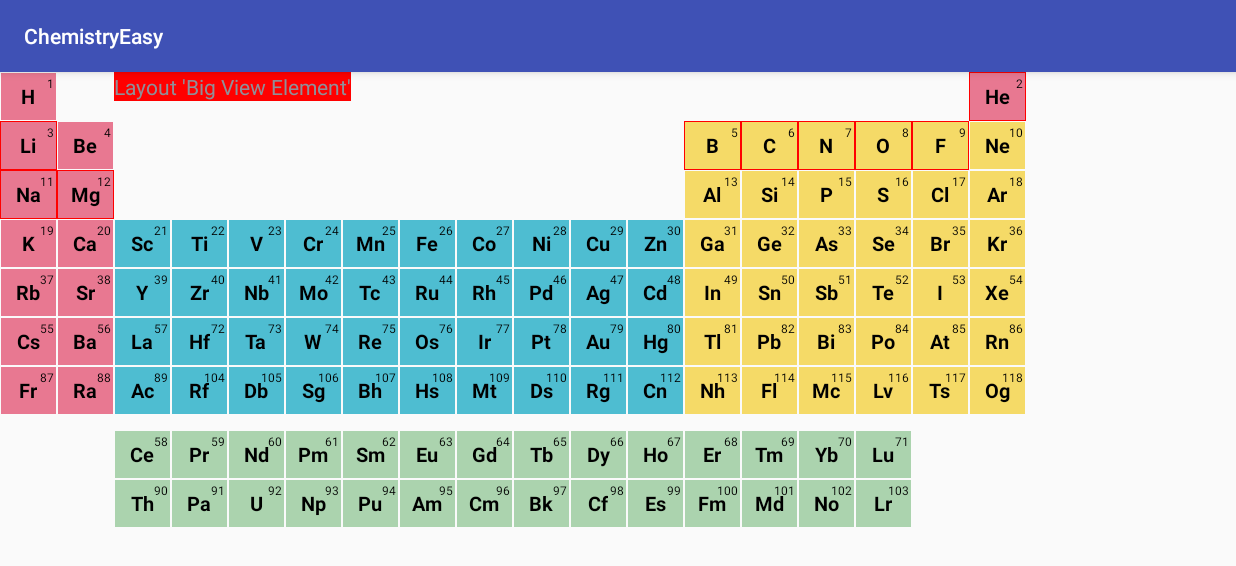
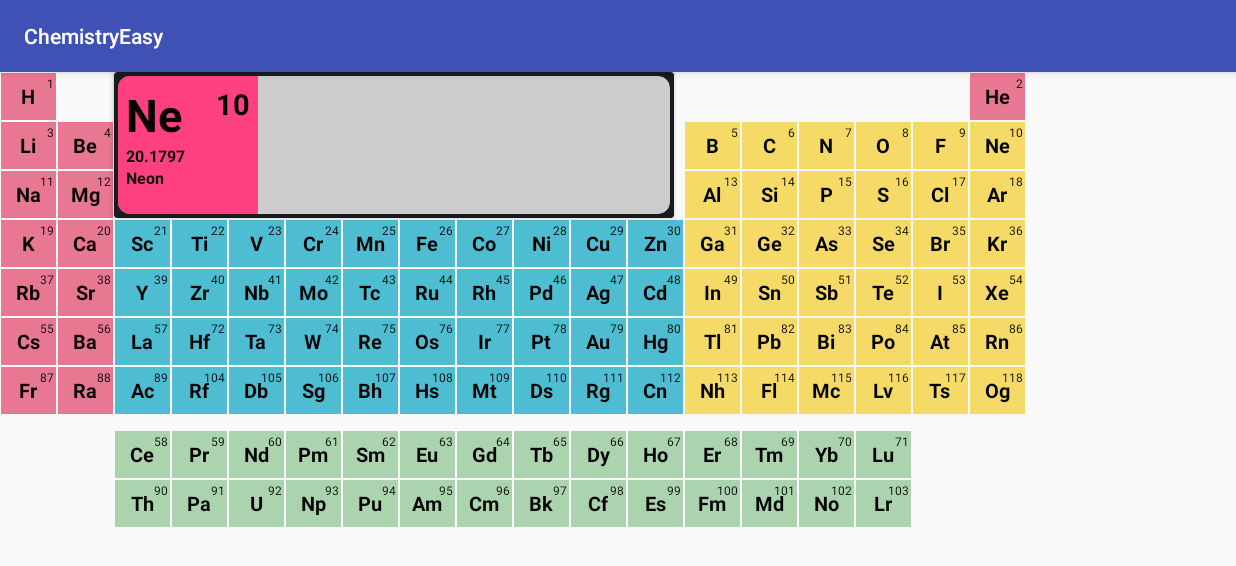
Before and after one commit to mikebutrimov/ChemistryEasy, an Android app: the screen it shows after launch (MainActivity), on a phone screen of 824 x 412 dp (held sideways). Shown: the top 566 px of the screen. Run offline under Robolectric (Android 15) with nearby library versions, the phone set to English and light mode, and no system bars; our stand-ins replace sdp/ssp sizes.

Commit message:
Need to onClickListener. I'm add BigViewController

```diff
--- a/app/build.gradle
+++ b/app/build.gradle
@@ -28,4 +28,5 @@ dependencies {
     compile 'com.android.support.constraint:constraint-layout:1.0.2'
     compile 'com.intuit.sdp:sdp-android:1.0.4'
     testCompile 'junit:junit:4.12'
+    compile 'com.android.support:cardview-v7:25.3.1'
 }
--- /dev/null
+++ b/app/src/main/java/org/unhack/chemistryeasy/BigViewController.java
@@ -0,0 +1,55 @@
+package org.unhack.chemistryeasy;
+
+import android.content.Context;
+import android.support.v7.widget.CardView;
+import android.view.LayoutInflater;
+import android.widget.TextView;
+
+import org.unhack.chemistryeasy.elements.ChemElement;
+import org.unhack.chemistryeasy.elements.ChemElementContainer;
+
+
+/**
+ * Created by XXX on 18.07.2017.
+ */
+
+public class BigViewController extends CardView {
+    TextView symbol,number,mass,native_name,second_name;
+    CardView big_view_layout;
+    ChemElementContainer container;
+
+    public BigViewController(Context context) {
+        super(context);
+        init();
+    }
+    private void init()
+    {
+        LayoutInflater inflater = (LayoutInflater) getContext().getSystemService(Context.LAYOUT_INFLATER_SERVICE);
+        inflater.inflate(R.layout.big_view_element, this);
+        symbol = (TextView)findViewById(R.id.big_symbol);
+        number = (TextView) findViewById(R.id.big_number);
+        big_view_layout = (CardView) findViewById(R.id.big_view);
+        mass = (TextView) findViewById(R.id.big_mass);
+        native_name = (TextView) findViewById(R.id.big_native_name);
+        second_name = (TextView) findViewById(R.id.second_name);
+        container = new ChemElementContainer(getContext());
+        container.initFromDb(getContext());
+        start_page();
+    }
+    private void start_page()
+    {
+        // Start page here.
+    }
+
+    public void setElementToView(int element_number)
+    {
+        ChemElement el = container.getElementByNumber(element_number);
+        symbol.setText(el.getElementSymbol());
+        number.setText(String.valueOf(el.getElementNumber()));
+        mass.setText(String.valueOf(el.getAtomicWeight()));
+        native_name.setText(el.getElementNativeName());
+        // second name
+
+    }
+    public BigViewController get(){return this;}
+}
--- a/app/src/main/java/org/unhack/chemistryeasy/MainActivity.java
+++ b/app/src/main/java/org/unhack/chemistryeasy/MainActivity.java
@@ -4,11 +4,13 @@ import android.graphics.Color;
 import android.support.v7.app.ActionBar;
 import android.support.v7.app.AppCompatActivity;
 import android.os.Bundle;
+import android.support.v7.widget.CardView;
 import android.text.TextUtils;
 import android.util.DisplayMetrics;
 import android.util.Log;
 import android.view.Display;
 import android.view.Gravity;
+import android.view.View;
 import android.view.ViewGroup;
 import android.widget.GridLayout;
 import android.widget.GridView;
@@ -27,6 +29,7 @@ import java.util.ArrayList;
 import java.util.HashMap;
 
 public class MainActivity extends AppCompatActivity {
+    BigViewController big_view;
     @Override
     protected void onCreate(Bundle savedInstanceState) {
         super.onCreate(savedInstanceState);
@@ -39,20 +42,16 @@ public class MainActivity extends AppCompatActivity {
             Log.d("DB", "problem, db was not inited well");
         }
         Ui_init();
-
     }
 
-    public void Ui_init()
-    {/** --------------- UI ----------- */
+    /** --------------- UI ----------- */
+    public void Ui_init(){
         ChemElementContainer allElementsContainer = new ChemElementContainer(getApplicationContext());
         allElementsContainer.initFromDb(getApplicationContext());
-        TextView textView = new TextView(getApplicationContext());
-        textView.setBackgroundColor(Color.RED);
-        textView.setText("Layout 'Big View Element'");
-        RelativeLayout big_view = new RelativeLayout(getApplicationContext());
+
+        big_view = new BigViewController(getApplicationContext());
+        big_view.setElementToView(10);
         big_view.setLayoutParams(new GridLayout.LayoutParams(GridLayout.spec(0,3), GridLayout.spec(2,10)));
-        big_view.addView(textView);
-
 
         Space space = new Space(getApplicationContext());
         Space space2 = new Space(getApplicationContext());
@@ -84,12 +83,8 @@ public class MainActivity extends AppCompatActivity {
         HashMap el = allElementsContainer.getFilteredElements(r);
         for(int i = 0; i < el.size(); i++) {
             ChemElement s = (ChemElement) el.get(r[i]);
-            s.setBackgroundColor(Color.RED);
-
+            //s.setBackgroundColor(Color.RED);
         }
 
-
     }
-
-
 }
--- a/app/src/main/java/org/unhack/chemistryeasy/elements/ChemElement.java
+++ b/app/src/main/java/org/unhack/chemistryeasy/elements/ChemElement.java
@@ -98,8 +98,7 @@ public class ChemElement extends RelativeLayout implements iChemElement {
     public void setNativeName(String name) {this.native_name = name; first_name_view.setText(name);}
 
     /** Block */
-    public String getBlockName(){return this.block;
-    }
+    public String getBlockName(){return this.block;}
     public void setBlockName(String block) {this.block = block;}
     public void colorise()
     {
--- a/app/src/main/java/org/unhack/chemistryeasy/elements/ChemElementContainer.java
+++ b/app/src/main/java/org/unhack/chemistryeasy/elements/ChemElementContainer.java
@@ -1,12 +1,11 @@
 package org.unhack.chemistryeasy.elements;
 
 import android.content.Context;
-import android.util.AttributeSet;
-import android.view.ViewGroup;
-import android.widget.TableRow;
-
+import android.graphics.Color;
+import android.util.Log;
+import android.view.View;
+import org.unhack.chemistryeasy.BigViewController;
 import org.unhack.chemistryeasy.db.DataBaseHelper;
-
 import java.util.ArrayList;
 import java.util.HashMap;
 import java.util.regex.Matcher;
@@ -17,21 +16,15 @@ import java.util.regex.Pattern;
  */
 
 public class ChemElementContainer {
-    Context context;
+    private Context context;
+
     public ChemElementContainer(Context context)
     {
         this.context = context;
     }
 
-
     private HashMap<Integer, ChemElement> storage = new HashMap<>();
 
-    /**
-     * This methods inits elemets database from sqllite database
-     *
-     * @param context - Application context to know where to find DataBase
-     *
-     */
     public boolean initFromDb(Context context) {
         if (context == null) return false;
         this.storage.clear();
@@ -43,6 +36,7 @@ public class ChemElementContainer {
             return false;
         }
         ArrayList<String[]> elems = db.getAllElementsFromDB();
+
         /**
          *  0 - Atomic number   (int)
          *  1 - Symbol          (string)
@@ -87,15 +81,9 @@ public class ChemElementContainer {
                 this.storage.put(bufElem.getElementNumber(), bufElem);
             }
         }
-        if (this.storage.isEmpty()) return false;
-        return true;
+        return this.storage.isEmpty();
     }
 
-    /**
-     *
-     * @param number - number of element in periodic table
-     * @return ChemElement instance
-     */
     public ChemElement getElementByNumber(int number){
         return this.storage.get(number);
     }
@@ -111,24 +99,14 @@ public class ChemElementContainer {
         return result;
     }
 
-    /**
-     *
-     * @return all elements in container
-     */
     public HashMap<Integer, ChemElement> getAll(){
         return this.storage;
     }
     public int getSize() {return this.storage.size();}
 
-    /**
-     *
-     * @param elem - element to put into container
-     */
     public void putElement(ChemElement elem){
         if (elem != null) {
             this.storage.put(elem.getElementNumber(), elem);
         }
     }
-
-
 }
--- /dev/null
+++ b/app/src/main/res/layout/big_view_element.xml
@@ -0,0 +1,83 @@
+<?xml version="1.0" encoding="utf-8"?>
+<android.support.v7.widget.CardView xmlns:android="http://schemas.android.com/apk/res/android"
+    xmlns:app="http://schemas.android.com/apk/res-auto"
+    android:id="@+id/big_view"
+    android:layout_width="@dimen/_283sdp"
+    android:layout_height="@dimen/_71sdp"
+    android:layout_margin="@dimen/_2sdp"
+    android:background="#a3a3a3"
+    android:orientation="horizontal"
+    app:cardBackgroundColor="@color/list_background_pressed"
+    app:cardCornerRadius="@dimen/_6sdp"
+    app:cardElevation="0dp">
+
+    <RelativeLayout
+        android:id="@+id/left_element"
+        android:layout_width="@dimen/_72sdp"
+        android:layout_height="match_parent"
+        android:background="#FF4081"
+        android:padding="@dimen/_4sdp">
+
+        <TextView
+            android:id="@+id/big_symbol"
+            android:layout_width="wrap_content"
+            android:layout_height="wrap_content"
+            android:layout_alignParentLeft="true"
+            android:layout_alignParentStart="true"
+            android:layout_alignParentTop="true"
+            android:layout_toLeftOf="@+id/big_number"
+            android:layout_toStartOf="@+id/big_number"
+            android:layout_weight="1"
+            android:text="Bh"
+            android:textColor="#000"
+            android:textSize="@dimen/_23sdp"
+            android:textStyle="bold" />
+
+        <TextView
+            android:id="@+id/big_number"
+            android:layout_width="wrap_content"
+            android:layout_height="wrap_content"
+            android:layout_alignParentEnd="true"
+            android:layout_alignParentRight="true"
+            android:layout_weight="1"
+            android:text="1"
+            android:textColor="#000"
+            android:textSize="@dimen/_15sdp"
+            android:textStyle="bold" />
+
+        <TextView
+            android:id="@+id/big_mass"
+            android:layout_width="wrap_content"
+            android:layout_height="wrap_content"
+            android:layout_alignParentLeft="true"
+            android:layout_alignParentStart="true"
+            android:layout_below="@+id/big_symbol"
+            android:text="[265]"
+            android:textColor="#000"
+            android:textSize="@dimen/_8sdp"
+            android:textStyle="bold" />
+
+        <TextView
+            android:id="@+id/big_native_name"
+            android:layout_width="wrap_content"
+            android:layout_height="wrap_content"
+            android:layout_alignParentLeft="true"
+            android:layout_alignParentStart="true"
+            android:layout_below="@+id/big_mass"
+            android:text="Hydrogen"
+            android:textColor="#000"
+            android:textSize="@dimen/_8sdp"
+            android:textStyle="bold" />
+
+        <TextView
+            android:id="@+id/big_second_name"
+            android:layout_width="wrap_content"
+            android:layout_height="wrap_content"
+            android:layout_alignParentLeft="true"
+            android:layout_alignParentStart="true"
+            android:layout_below="@+id/big_native_name"
+            android:textColor="#000"
+            android:textSize="@dimen/_8sdp" />
+    </RelativeLayout>
+
+</android.support.v7.widget.CardView>
--- a/app/src/main/res/values/colors.xml
+++ b/app/src/main/res/values/colors.xml
@@ -3,4 +3,8 @@
     <color name="colorPrimary">#3F51B5</color>
     <color name="colorPrimaryDark">#303F9F</color>
     <color name="colorAccent">#FF4081</color>
+    <color name="list_background">#000</color>
+    <color name="list_background_pressed">#ccc</color>
+    <color name="drawer_item_color">#fff</color>
+    <color name="list_divider">#5e5e5e</color>
 </resources>
--- a/app/src/main/res/values/strings.xml
+++ b/app/src/main/res/values/strings.xml
@@ -1,3 +1,14 @@
 <resources>
     <string name="app_name">ChemistryEasy</string>
+    <string-array name="views_array">
+        <item>Первый экран</item>
+        <item>Второй экран</item>
+        <item>Третий экран</item>
+    </string-array>
+    <string name="menu">Меню</string>
+    <string name="first_screen">Первый экран</string>
+    <string name="second_screen">Второй экран</string>
+    <string name="third_screen">Третий экран</string>
+    <string name="open_menu">Open</string>
+    <string name="close_menu">Close</string>
 </resources>
```
Also changed, not shown: 1 other file.
